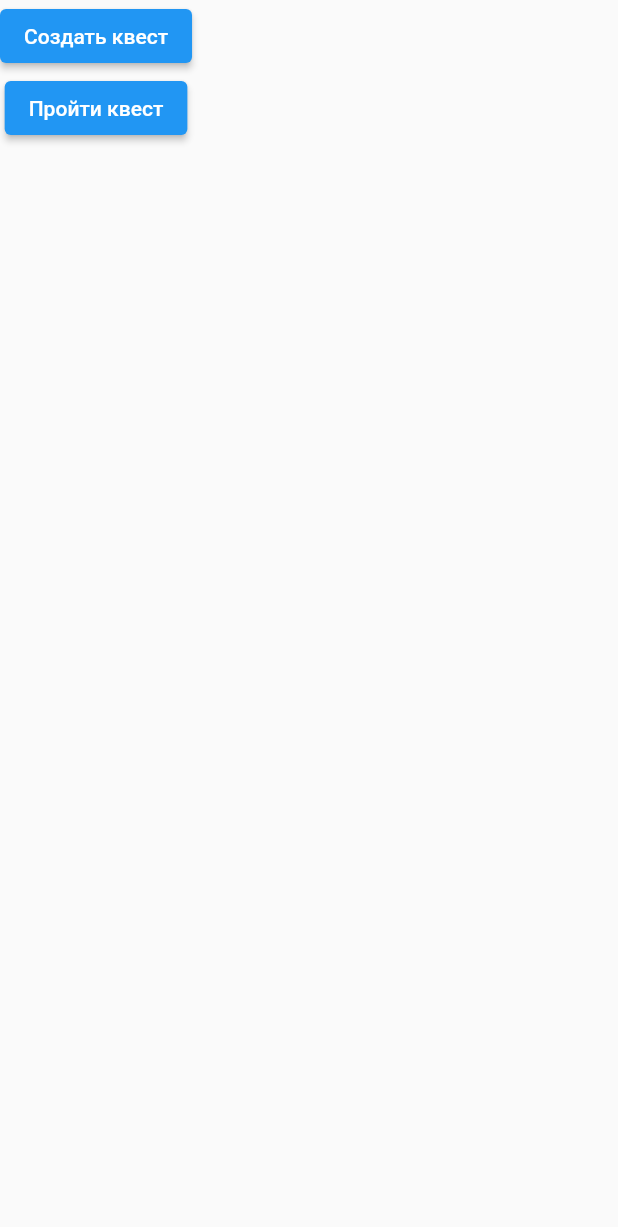
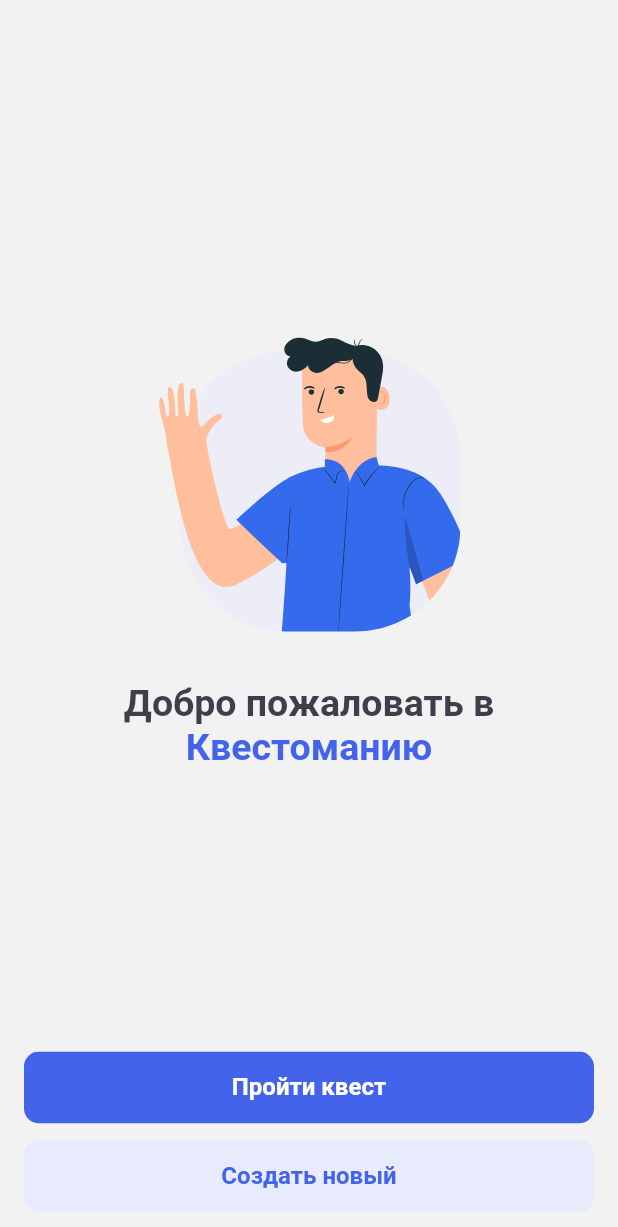
Before and after one commit to VladislavRUS/flutter-quests, a Flutter app: the screen it shows after launch, on a phone screen of 412 x 824 dp. Shown: the top 1227 px of the screen. Run offline on Flutter 3.47's test engine with Material 2 defaults, Android fonts, the phone set to English and light mode, and no system bars; our stand-ins replace auto_route, flutter_mobx, flutter_svg, mobx; missing offline and left inert: graphview, short_uuids; generated files the repository leaves out were written again.

Commit message:
Home screen with design

```diff
--- /dev/null
+++ b/lib/core/constants/assets.dart
@@ -0,0 +1,6 @@
+class Assets {
+  // Images
+  static const helloPerson = 'assets/images/hello_person.svg';
+  static const ellipse = 'assets/images/ellipse.svg';
+  static const cloud = 'assets/images/cloud.svg';
+}
--- /dev/null
+++ b/lib/core/theme/color_palette.dart
@@ -0,0 +1,9 @@
+import 'dart:ui';
+
+class ColorPalette {
+  static const Color white = Color(0xffffffff);
+  static const Color cornflowerBlue = Color(0xff4363EB);
+  static const Color selago = Color(0xffE7EBFB);
+  static const Color shipGray = Color(0xff403E4B);
+  static const Color concrete = Color(0xffF2F2F2);
+}
--- /dev/null
+++ b/lib/ui/screens/home/greeting/greeting.dart
@@ -0,0 +1,42 @@
+import 'package:flutter/material.dart';
+import 'package:flutter_quests/core/constants/assets.dart';
+import 'package:flutter_quests/core/theme/color_palette.dart';
+import 'package:flutter_svg/flutter_svg.dart';
+
+class Greeting extends StatelessWidget {
+  const Greeting({Key? key}) : super(key: key);
+
+  @override
+  Widget build(BuildContext context) {
+    return Column(
+      mainAxisSize: MainAxisSize.min,
+      crossAxisAlignment: CrossAxisAlignment.center,
+      mainAxisAlignment: MainAxisAlignment.center,
+      children: [
+        SvgPicture.asset(Assets.helloPerson),
+        const SizedBox(
+          height: 33,
+        ),
+        RichText(
+          textAlign: TextAlign.center,
+          text: const TextSpan(
+            text: 'Добро пожаловать в ',
+            style: TextStyle(
+              fontSize: 25,
+              fontWeight: FontWeight.w700,
+              color: ColorPalette.shipGray,
+            ),
+            children: <TextSpan>[
+              TextSpan(
+                text: 'Квестоманию',
+                style: TextStyle(
+                  color: ColorPalette.cornflowerBlue,
+                ),
+              ),
+            ],
+          ),
+        ),
+      ],
+    );
+  }
+}
--- a/lib/ui/screens/home/home_screen.dart
+++ b/lib/ui/screens/home/home_screen.dart
@@ -1,7 +1,10 @@
 import 'package:flutter/material.dart';
 import 'package:flutter_quests/core/routing/app_router.dart';
 import 'package:flutter_quests/core/routing/app_routes.dart';
+import 'package:flutter_quests/core/theme/color_palette.dart';
 import 'package:flutter_quests/data/store/root/root_store.dart';
+import 'package:flutter_quests/ui/screens/home/greeting/greeting.dart';
+import 'package:flutter_quests/ui/widgets/custom_button/custom_button.dart';
 import 'package:provider/provider.dart';
 
 class HomeScreen extends StatelessWidget {
@@ -20,15 +23,27 @@ class HomeScreen extends StatelessWidget {
   @override
   Widget build(BuildContext context) {
     return Scaffold(
-        body: SafeArea(
-      child: Column(
-        children: [
-          ElevatedButton(
-              onPressed: () => _onCreate(context),
-              child: const Text('Создать квест')),
-          ElevatedButton(onPressed: _onPass, child: const Text('Пройти квест'))
-        ],
+      backgroundColor: ColorPalette.concrete,
+      body: SafeArea(
+        child: Padding(
+          padding: const EdgeInsets.all(16),
+          child: Column(
+            crossAxisAlignment: CrossAxisAlignment.center,
+            children: [
+              const Expanded(child: Greeting()),
+              CustomButton(onTap: _onPass, text: 'Пройти квест'),
+              const SizedBox(
+                height: 11,
+              ),
+              CustomButton(
+                onTap: () => _onCreate(context),
+                text: 'Создать новый',
+                color: CustomButtonColor.secondary,
+              ),
+            ],
+          ),
+        ),
       ),
-    ));
+    );
   }
 }
--- /dev/null
+++ b/lib/ui/widgets/custom_app_bar/custom_app_bar.dart
@@ -0,0 +1,52 @@
+import 'package:flutter/material.dart';
+import 'package:flutter_quests/core/constants/assets.dart';
+import 'package:flutter_quests/core/theme/color_palette.dart';
+import 'package:flutter_svg/flutter_svg.dart';
+
+class CustomAppBar extends StatelessWidget implements PreferredSizeWidget {
+  final String title;
+
+  const CustomAppBar({
+    Key? key,
+    required this.title,
+  }) : super(key: key);
+
+  @override
+  Widget build(BuildContext context) {
+    return Container(
+      color: ColorPalette.cornflowerBlue,
+      child: Stack(
+        children: [
+          Positioned(
+            bottom: 0,
+            left: 0,
+            child: SvgPicture.asset(Assets.ellipse),
+          ),
+          Positioned(
+            top: 0,
+            right: 0,
+            child: SvgPicture.asset(Assets.cloud),
+          ),
+          Positioned(
+            left: 0,
+            right: 0,
+            bottom: 22,
+            child: Center(
+              child: Text(
+                title,
+                style: const TextStyle(
+                  fontSize: 18,
+                  fontWeight: FontWeight.w700,
+                  color: ColorPalette.white,
+                ),
+              ),
+            ),
+          )
+        ],
+      ),
+    );
+  }
+
+  @override
+  Size get preferredSize => const Size.fromHeight(64);
+}
--- /dev/null
+++ b/lib/ui/widgets/custom_button/custom_button.dart
@@ -0,0 +1,62 @@
+import 'package:flutter/material.dart';
+import 'package:flutter_quests/core/theme/color_palette.dart';
+
+enum CustomButtonColor { primary, secondary }
+
+class CustomButton extends StatelessWidget {
+  final VoidCallback onTap;
+  final String text;
+  final CustomButtonColor color;
+
+  const CustomButton({
+    Key? key,
+    required this.onTap,
+    required this.text,
+    this.color = CustomButtonColor.primary,
+  }) : super(key: key);
+
+  Color get _backgroundColor {
+    switch (color) {
+      case CustomButtonColor.primary:
+        return ColorPalette.cornflowerBlue;
+      case CustomButtonColor.secondary:
+        return ColorPalette.selago;
+    }
+  }
+
+  Color get _textColor {
+    switch (color) {
+      case CustomButtonColor.primary:
+        return ColorPalette.white;
+      case CustomButtonColor.secondary:
+        return ColorPalette.cornflowerBlue;
+    }
+  }
+
+  @override
+  Widget build(BuildContext context) {
+    return ClipRRect(
+      borderRadius: BorderRadius.circular(10),
+      child: Material(
+        color: _backgroundColor,
+        child: InkWell(
+          onTap: onTap,
+          child: Padding(
+            padding: const EdgeInsets.symmetric(horizontal: 20, vertical: 16),
+            child: Center(
+              child: Text(
+                text,
+                style: TextStyle(
+                  fontSize: 16,
+                  fontWeight: FontWeight.w600,
+                  color: _textColor,
+                  height: 1,
+                ),
+              ),
+            ),
+          ),
+        ),
+      ),
+    );
+  }
+}
```
Also changed, not shown: pubspec.yaml (+4 -4 lines), assets/fonts/Lato-Black.ttf (added), assets/fonts/Lato-Bold.ttf (added), assets/fonts/Lato-Italic.ttf (added), assets/fonts/Lato-Light.ttf (added), assets/fonts/Lato-Regular.ttf (added), assets/fonts/Lato-Thin.ttf (added), assets/images/cloud.svg (added), assets/images/ellipse.svg (added), assets/images/hello_person.svg (added), pubspec.lock, 3 other files.
